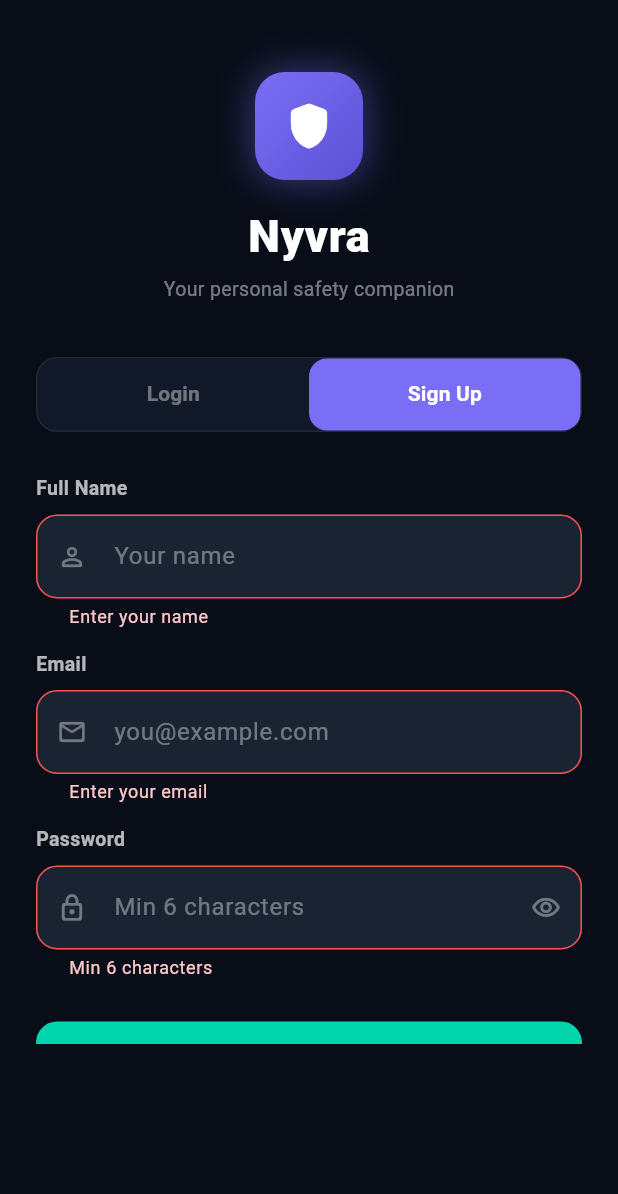
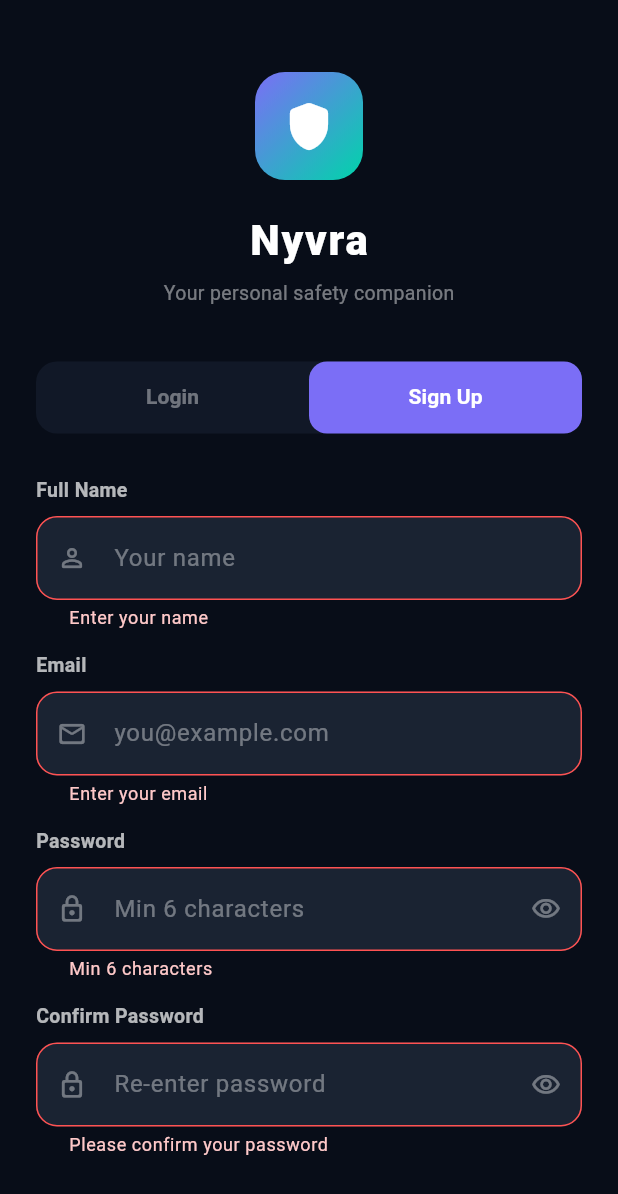
Before and after one commit to supriyachola/Nyvra, a Flutter app: the screen it shows after launch, tab 2 chosen, after a tap on "Create Account", on a phone screen of 412 x 824 dp. Shown: the top 1194 px of the screen. Run offline on Flutter 3.47's test engine with Material 3 defaults, Android fonts, the phone set to English and light mode, and no system bars; our stand-ins replace flutter_map, geolocator, latlong2, permission_handler, supabase_flutter; accounts and stored records are empty; Roboto replaces fonts that are missing (SF Pro Display).

Commit message:
Update login_page.dart

```diff
--- a/lib/login_page.dart
+++ b/lib/login_page.dart
@@ -1,25 +1,15 @@
-// login_page.dart
-// ─────────────────────────────────────────────────────────────
-// Login + Sign Up tabs. On success → pushReplacementNamed('/main')
-// with userName and userEmail as arguments.
-// ─────────────────────────────────────────────────────────────
-
-import 'dart:async';
+// login_page.dart — v4 (FORCE SIGNUP — no email confirmation)
 import 'package:flutter/material.dart';
 import 'package:supabase_flutter/supabase_flutter.dart';
-import 'supabase_config.dart';
 import 'supabase_service.dart';
 
-// ── Design tokens (match main.dart) ──────────────────────────
-const Color _kBg      = Color(0xFF080D18);
-const Color _kCard    = Color(0xFF111827);
-const Color _kPurple  = Color(0xFF7B6EF6);
-const Color _kGreen   = Color(0xFF00D4AA);
-const Color _kAmber   = Color(0xFFFFA726);
+const Color _kBg     = Color(0xFF080D18);
+const Color _kCard   = Color(0xFF111827);
+const Color _kPurple = Color(0xFF7B6EF6);
+const Color _kGreen  = Color(0xFF00D4AA);
 
 class LoginPage extends StatefulWidget {
   const LoginPage({super.key});
-
   @override
   State<LoginPage> createState() => _LoginPageState();
 }
@@ -29,132 +19,164 @@ class _LoginPageState extends State<LoginPage>
 
   late final TabController _tabCtrl;
 
-  // ── Login controllers ──────────────────────────────────────
-  final _loginFormKey   = GlobalKey<FormState>();
-  final _loginEmail     = TextEditingController();
-  final _loginPassword  = TextEditingController();
+  final _loginFormKey      = GlobalKey<FormState>();
+  final _loginEmail        = TextEditingController();
+  final _loginPassword     = TextEditingController();
 
-  // ── Sign-up controllers ────────────────────────────────────
-  final _signupFormKey  = GlobalKey<FormState>();
-  final _signupName     = TextEditingController();
-  final _signupEmail    = TextEditingController();
-  final _signupPassword = TextEditingController();
+  final _signupFormKey     = GlobalKey<FormState>();
+  final _signupName        = TextEditingController();
+  final _signupEmail       = TextEditingController();
+  final _signupPassword    = TextEditingController();
+  final _signupConfirmPass = TextEditingController();
 
-  bool _loginObscure   = true;
-  bool _signupObscure  = true;
-  bool _isLoading      = false;
-  bool _hasNavigated   = false;
-
-  StreamSubscription<AuthState>? _authSub;
+  bool _loginObscure         = true;
+  bool _signupObscure        = true;
+  bool _signupConfirmObscure = true;
+  bool _isLoading            = false;
 
   @override
   void initState() {
     super.initState();
     _tabCtrl = TabController(length: 2, vsync: this);
-
-    // Listen for OAuth / magic-link / email-confirm login completing
-    // ✅ Only navigate on an explicit signedIn event — NOT on tokenRefreshed
-    // or initialSession, which would fire even before the user has confirmed.
-    _authSub = Supabase.instance.client.auth.onAuthStateChange.listen((data) {
-      if (!mounted || _hasNavigated) return;
-      if (data.event == AuthChangeEvent.signedIn && data.session != null) {
-        _navigateToMain(data.session!.user);
-      }
-    });
   }
 
   @override
   void dispose() {
     _tabCtrl.dispose();
-    _authSub?.cancel();
     _loginEmail.dispose();
     _loginPassword.dispose();
     _signupName.dispose();
     _signupEmail.dispose();
     _signupPassword.dispose();
+    _signupConfirmPass.dispose();
     super.dispose();
   }
 
-  // ── Navigate to main app ───────────────────────────────────
-  void _navigateToMain(User? user, {String? nameOverride}) {
-    if (_hasNavigated) return;
-    _hasNavigated = true;
-
-    final email    = user?.email ?? _loginEmail.text.trim();
-    final meta     = user?.userMetadata?['full_name']?.toString().trim();
-    final rawName  = nameOverride ?? meta ?? email.split('@').first;
-    final userName = rawName.isEmpty
-        ? 'Nyvra User'
-        : '${rawName[0].toUpperCase()}${rawName.substring(1)}';
-
+  void _navigateToMain(User user, {String? nameOverride}) {
+    if (!mounted) return;
+    final meta        = user.userMetadata?['full_name']?.toString().trim() ?? '';
+    final rawName     = nameOverride ?? meta;
+    final displayName = rawName.isNotEmpty
+        ? '${rawName[0].toUpperCase()}${rawName.substring(1)}'
+        : user.email?.split('@').first ?? 'Nyvra User';
     Navigator.pushReplacementNamed(
       context,
       '/main',
       arguments: <String, String>{
-        'userName':  userName,
-        'userEmail': email,
+        'userName':  displayName,
+        'userEmail': user.email ?? '',
       },
     );
   }
 
-  // ── LOGIN ──────────────────────────────────────────────────
+  // ── LOGIN ───────────────────────────────────────────────────
   Future<void> _login() async {
     if (!_loginFormKey.currentState!.validate()) return;
     FocusScope.of(context).unfocus();
     setState(() => _isLoading = true);
-
     try {
-      final res = await Supabase.instance.client.auth.signInWithPassword(
+      final res = await supabase.auth.signInWithPassword(
         email:    _loginEmail.text.trim(),
         password: _loginPassword.text.trim(),
       );
-      if (mounted) _navigateToMain(res.user);
+      if (res.user != null && mounted) {
+        _navigateToMain(res.user!);
+      } else {
+        _snack('Login failed — please try again.');
+      }
     } on AuthException catch (e) {
       _snack(e.message);
-    } catch (_) {
-      _snack('Login failed. Please try again.');
+    } catch (e) {
+      _snack('Login failed: $e');
     } finally {
       if (mounted) setState(() => _isLoading = false);
     }
   }
 
-  // ── SIGN UP ────────────────────────────────────────────────
+  // ── SIGN UP — with auto-login fallback ─────────────────────
   Future<void> _signUp() async {
     if (!_signupFormKey.currentState!.validate()) return;
     FocusScope.of(context).unfocus();
     setState(() => _isLoading = true);
 
+    final email    = _signupEmail.text.trim();
+    final password = _signupPassword.text.trim();
+    final name     = _signupName.text.trim();
+
     try {
-      final res = await Supabase.instance.client.auth.signUp(
-        email:    _signupEmail.text.trim(),
-        password: _signupPassword.text.trim(),
-        data:     {'full_name': _signupName.text.trim()},
+      // Step 1: Sign up
+      final res = await supabase.auth.signUp(
+        email:    email,
+        password: password,
+        data:     {'full_name': name},
       );
 
       if (!mounted) return;
 
+      // Step 2a: Session exists = confirmed immediately ✅
+      if (res.session != null && res.user != null) {
+        await _saveProfile(res.user!.id, name, email);
+        _navigateToMain(res.user!, nameOverride: name);
+        return;
+      }
+
+      // Step 2b: No session = email confirmation still ON somewhere
+      // Try immediate sign-in as fallback — works if user was created
       if (res.user != null) {
-        // Also save to profiles table immediately
+        await Future.delayed(const Duration(milliseconds: 500));
         try {
-          await Supabase.instance.client.from('profiles').upsert({
-            'id':    res.user!.id,
-            'name':  _signupName.text.trim(),
-            'email': _signupEmail.text.trim(),
-          });
+          final loginRes = await supabase.auth.signInWithPassword(
+            email:    email,
+            password: password,
+          );
+          if (loginRes.user != null && mounted) {
+            await _saveProfile(loginRes.user!.id, name, email);
+            _navigateToMain(loginRes.user!, nameOverride: name);
+            return;
+          }
         } catch (_) {}
 
-        _navigateToMain(res.user, nameOverride: _signupName.text.trim());
-      } else {
-        // Email confirmation required
-        _snack('Check your email to confirm your account, then log in.');
+        _snack('Account created! Please log in with your credentials.');
         _tabCtrl.animateTo(0);
+        _loginEmail.text    = email;
+        _loginPassword.text = password;
+        return;
       }
+
+      _snack('Sign up failed — please try again.');
+
     } on AuthException catch (e) {
+      // Already registered — just log in
+      if (e.message.toLowerCase().contains('already registered') ||
+          e.message.toLowerCase().contains('already exists')) {
+        try {
+          final loginRes = await supabase.auth.signInWithPassword(
+            email:    email,
+            password: password,
+          );
+          if (loginRes.user != null && mounted) {
+            _navigateToMain(loginRes.user!, nameOverride: name);
+            return;
+          }
+        } catch (_) {}
+      }
       _snack(e.message);
-    } catch (_) {
-      _snack('Sign up failed. Please try again.');
+    } catch (e) {
+      _snack('Sign up failed: $e');
     } finally {
       if (mounted) setState(() => _isLoading = false);
+    }
+  }
+
+  Future<void> _saveProfile(String uid, String name, String email) async {
+    try {
+      await supabase.from('profiles').upsert({
+        'id':    uid,
+        'name':  name,
+        'email': email,
+      });
+    } catch (e) {
+      debugPrint('Profile save error: $e');
     }
   }
 
@@ -164,43 +186,41 @@ class _LoginPageState extends State<LoginPage>
         .showSnackBar(SnackBar(content: Text(msg)));
   }
 
-  // ── UI helpers ─────────────────────────────────────────────
-  InputDecoration _dec(String hint, IconData icon, {Widget? suffix}) {
-    return InputDecoration(
-      hintText:    hint,
-      hintStyle:   const TextStyle(color: Colors.white38),
-      prefixIcon:  Icon(icon, color: Colors.white38, size: 20),
-      suffixIcon:  suffix,
-      filled:      true,
-      fillColor:   const Color(0xFF1A2332),
+  InputDecoration _dec(String hint, IconData icon, {Widget? suffix}) =>
+      InputDecoration(
+        hintText:       hint,
+        hintStyle:      const TextStyle(color: Colors.white38),
+        prefixIcon:     Icon(icon, color: Colors.white38, size: 20),
+        suffixIcon:     suffix,
+        filled:         true,
+        fillColor:      const Color(0xFF1A2332),
         contentPadding: const EdgeInsets.symmetric(horizontal: 18, vertical: 16),
         border: OutlineInputBorder(
             borderRadius: BorderRadius.circular(14),
-        borderSide: BorderSide.none,
-      ),
+            borderSide: BorderSide.none),
         enabledBorder: OutlineInputBorder(
             borderRadius: BorderRadius.circular(14),
-        borderSide: BorderSide(color: Colors.white.withValues(alpha: 0.08)),
-      ),
+            borderSide: BorderSide(color: Colors.white.withValues(alpha: 0.08))),
         focusedBorder: OutlineInputBorder(
             borderRadius: BorderRadius.circular(14),
-        borderSide: const BorderSide(color: _kPurple, width: 1.5),
-      ),
+            borderSide: const BorderSide(color: _kPurple, width: 1.5)),
         errorBorder: OutlineInputBorder(
             borderRadius: BorderRadius.circular(14),
-        borderSide: const BorderSide(color: Colors.redAccent),
-      ),
+            borderSide: const BorderSide(color: Colors.redAccent)),
         focusedErrorBorder: OutlineInputBorder(
             borderRadius: BorderRadius.circular(14),
-        borderSide: const BorderSide(color: Colors.redAccent, width: 1.5),
-      ),
+            borderSide: const BorderSide(color: Colors.redAccent, width: 1.5)),
         errorStyle: const TextStyle(color: Color(0xFFFFC9C9)),
       );
-  }
 
-  // ════════════════════════════════════════════════════════════
-  // BUILD
-  // ════════════════════════════════════════════════════════════
+  Widget _label(String text) => Text(
+    text,
+    style: TextStyle(
+        color: Colors.white.withValues(alpha: 0.7),
+        fontSize: 13,
+        fontWeight: FontWeight.w600),
+  );
+
   @override
   Widget build(BuildContext context) {
     return Scaffold(
@@ -212,92 +232,63 @@ class _LoginPageState extends State<LoginPage>
             children: [
               const SizedBox(height: 48),
 
-              // ── Logo + title ───────────────────────────────
               Container(
-                width: 72,
-                height: 72,
+                width: 72, height: 72,
                 decoration: BoxDecoration(
                   gradient: const LinearGradient(
-                    colors: [_kPurple, Color(0xFF5A52D5)],
+                      colors: [_kPurple, _kGreen],
                       begin: Alignment.topLeft,
-                    end: Alignment.bottomRight,
-                  ),
+                      end: Alignment.bottomRight),
                   borderRadius: BorderRadius.circular(20),
-                  boxShadow: [
-                    BoxShadow(
-                      color: _kPurple.withValues(alpha: 0.4),
-                      blurRadius: 20,
-                      spreadRadius: 2,
-                    ),
-                  ],
                 ),
                 child: const Icon(Icons.shield_rounded,
-                    color: Colors.white, size: 36),
+                    color: Colors.white, size: 38),
               ),
 
-              const SizedBox(height: 16),
+              const SizedBox(height: 20),
 
-              const Text(
-                'Nyvra',
+              const Text('Nyvra',
                   style: TextStyle(
                       color: Colors.white,
-                  fontSize: 30,
-                  fontWeight: FontWeight.w900,
-                  letterSpacing: 0.5,
-                ),
-              ),
+                      fontSize: 28,
+                      fontWeight: FontWeight.w800,
+                      letterSpacing: 1.2)),
 
-              const SizedBox(height: 4),
+              const SizedBox(height: 6),
 
-              Text(
-                'Your personal safety companion',
+              Text('Your personal safety companion',
                   style: TextStyle(
                       color: Colors.white.withValues(alpha: 0.45),
-                  fontSize: 13,
-                ),
-              ),
+                      fontSize: 13)),
 
               const SizedBox(height: 36),
 
-              // ── Tab bar ────────────────────────────────────
               Container(
                 decoration: BoxDecoration(
                     color: _kCard,
-                  borderRadius: BorderRadius.circular(14),
-                  border: Border.all(
-                      color: Colors.white.withValues(alpha: 0.07)),
-                ),
+                    borderRadius: BorderRadius.circular(14)),
                 child: TabBar(
                   controller: _tabCtrl,
                   indicator: BoxDecoration(
                       color: _kPurple,
-                    borderRadius: BorderRadius.circular(12),
-                  ),
+                      borderRadius: BorderRadius.circular(12)),
                   indicatorSize: TabBarIndicatorSize.tab,
                   dividerColor: Colors.transparent,
                   labelColor: Colors.white,
-                  unselectedLabelColor:
-                  Colors.white.withValues(alpha: 0.4),
+                  unselectedLabelColor: Colors.white.withValues(alpha: 0.4),
                   labelStyle: const TextStyle(
                       fontWeight: FontWeight.w700, fontSize: 14),
-                  tabs: const [
-                    Tab(text: 'Login'),
-                    Tab(text: 'Sign Up'),
-                  ],
+                  tabs: const [Tab(text: 'Login'), Tab(text: 'Sign Up')],
                 ),
               ),
 
               const SizedBox(height: 28),
 
-              // ── Tab views ──────────────────────────────────
               SizedBox(
-                height: 380,
+                height: 480,
                 child: TabBarView(
                   controller: _tabCtrl,
-                  children: [
-                    _LoginForm(),
-                    _SignUpForm(),
-                  ],
+                  children: [_buildLoginForm(), _buildSignUpForm()],
                 ),
               ),
             ],
@@ -307,16 +298,12 @@ class _LoginPageState extends State<LoginPage>
     );
   }
 
-  // ─────────────────────────────────────────────────────────────
-  // LOGIN FORM
-  // ─────────────────────────────────────────────────────────────
-  Widget _LoginForm() {
+  Widget _buildLoginForm() {
     return Form(
       key: _loginFormKey,
       child: Column(
         crossAxisAlignment: CrossAxisAlignment.start,
         children: [
-
           _label('Email'),
           const SizedBox(height: 8),
           TextFormField(
@@ -331,64 +318,49 @@ class _LoginPageState extends State<LoginPage>
               return null;
             },
           ),
-
           const SizedBox(height: 16),
-
           _label('Password'),
           const SizedBox(height: 8),
           TextFormField(
             controller: _loginPassword,
             obscureText: _loginObscure,
             style: const TextStyle(color: Colors.white),
-            decoration: _dec(
-              'Min 6 characters',
-              Icons.lock_outline_rounded,
+            decoration: _dec('Min 6 characters', Icons.lock_outline_rounded,
                 suffix: IconButton(
                   icon: Icon(
                     _loginObscure
                         ? Icons.visibility_outlined
                         : Icons.visibility_off_outlined,
-                  color: Colors.white38,
-                  size: 20,
+                    color: Colors.white38, size: 20,
                   ),
                   onPressed: () =>
                       setState(() => _loginObscure = !_loginObscure),
+                )),
+            validator: (v) =>
+            (v?.trim().length ?? 0) < 6 ? 'Min 6 characters' : null,
           ),
-            ),
-            validator: (v) =>
-            (v?.trim().length ?? 0) < 6
-                ? 'Min 6 characters'
-                : null,
-          ),
-
           const SizedBox(height: 28),
-
           SizedBox(
             width: double.infinity,
             child: ElevatedButton(
               onPressed: _isLoading ? null : _login,
               style: ElevatedButton.styleFrom(
                 backgroundColor: _kPurple,
-                disabledBackgroundColor:
-                _kPurple.withValues(alpha: 0.5),
+                disabledBackgroundColor: _kPurple.withValues(alpha: 0.5),
                 padding: const EdgeInsets.symmetric(vertical: 16),
                 shape: RoundedRectangleBorder(
                     borderRadius: BorderRadius.circular(14)),
               ),
               child: _isLoading
                   ? const SizedBox(
-                width: 20,
-                height: 20,
+                  width: 20, height: 20,
                   child: CircularProgressIndicator(
-                    color: Colors.white, strokeWidth: 2),
-              )
-                  : const Text(
-                'Login',
+                      color: Colors.white, strokeWidth: 2))
+                  : const Text('Login',
                   style: TextStyle(
                       color: Colors.white,
                       fontSize: 16,
-                    fontWeight: FontWeight.w700),
-              ),
+                      fontWeight: FontWeight.w700)),
             ),
           ),
         ],
@@ -396,37 +368,30 @@ class _LoginPageState extends State<LoginPage>
     );
   }
 
-  // ─────────────────────────────────────────────────────────────
-  // SIGN UP FORM
-  // ─────────────────────────────────────────────────────────────
-  Widget _SignUpForm() {
+  Widget _buildSignUpForm() {
     return Form(
       key: _signupFormKey,
+      child: SingleChildScrollView(
         child: Column(
           crossAxisAlignment: CrossAxisAlignment.start,
           children: [
-
             _label('Full Name'),
             const SizedBox(height: 8),
             TextFormField(
               controller: _signupName,
               style: const TextStyle(color: Colors.white),
-            decoration:
-            _dec('Your name', Icons.person_outline_rounded),
+              decoration: _dec('Your name', Icons.person_outline_rounded),
               validator: (v) =>
               (v?.trim().isEmpty ?? true) ? 'Enter your name' : null,
             ),
-
             const SizedBox(height: 14),
-
             _label('Email'),
             const SizedBox(height: 8),
             TextFormField(
               controller: _signupEmail,
               keyboardType: TextInputType.emailAddress,
               style: const TextStyle(color: Colors.white),
-            decoration:
-            _dec('you@example.com', Icons.mail_outline_rounded),
+              decoration: _dec('you@example.com', Icons.mail_outline_rounded),
               validator: (v) {
                 final e = v?.trim() ?? '';
                 if (e.isEmpty) return 'Enter your email';
@@ -434,77 +399,82 @@ class _LoginPageState extends State<LoginPage>
                 return null;
               },
             ),
-
             const SizedBox(height: 14),
-
             _label('Password'),
             const SizedBox(height: 8),
             TextFormField(
               controller: _signupPassword,
               obscureText: _signupObscure,
               style: const TextStyle(color: Colors.white),
-            decoration: _dec(
-              'Min 6 characters',
-              Icons.lock_outline_rounded,
+              decoration: _dec('Min 6 characters', Icons.lock_outline_rounded,
                   suffix: IconButton(
                     icon: Icon(
                       _signupObscure
                           ? Icons.visibility_outlined
                           : Icons.visibility_off_outlined,
-                  color: Colors.white38,
-                  size: 20,
+                      color: Colors.white38, size: 20,
                     ),
                     onPressed: () =>
                         setState(() => _signupObscure = !_signupObscure),
+                  )),
+              validator: (v) =>
+              (v?.trim().length ?? 0) < 6 ? 'Min 6 characters' : null,
             ),
+            const SizedBox(height: 14),
+            _label('Confirm Password'),
+            const SizedBox(height: 8),
+            TextFormField(
+              controller: _signupConfirmPass,
+              obscureText: _signupConfirmObscure,
+              style: const TextStyle(color: Colors.white),
+              decoration: _dec('Re-enter password', Icons.lock_outline_rounded,
+                  suffix: IconButton(
+                    icon: Icon(
+                      _signupConfirmObscure
+                          ? Icons.visibility_outlined
+                          : Icons.visibility_off_outlined,
+                      color: Colors.white38, size: 20,
                     ),
-            validator: (v) =>
-            (v?.trim().length ?? 0) < 6
-                ? 'Min 6 characters'
-                : null,
+                    onPressed: () => setState(
+                            () => _signupConfirmObscure = !_signupConfirmObscure),
+                  )),
+              validator: (v) {
+                if (v == null || v.trim().isEmpty) {
+                  return 'Please confirm your password';
+                }
+                if (v.trim() != _signupPassword.text.trim()) {
+                  return 'Passwords do not match';
+                }
+                return null;
+              },
             ),
-
             const SizedBox(height: 28),
-
             SizedBox(
               width: double.infinity,
               child: ElevatedButton(
                 onPressed: _isLoading ? null : _signUp,
                 style: ElevatedButton.styleFrom(
                   backgroundColor: _kGreen,
-                disabledBackgroundColor:
-                _kGreen.withValues(alpha: 0.5),
+                  disabledBackgroundColor: _kGreen.withValues(alpha: 0.5),
                   padding: const EdgeInsets.symmetric(vertical: 16),
                   shape: RoundedRectangleBorder(
                       borderRadius: BorderRadius.circular(14)),
                 ),
                 child: _isLoading
                     ? const SizedBox(
-                width: 20,
-                height: 20,
+                    width: 20, height: 20,
                     child: CircularProgressIndicator(
-                    color: Colors.white, strokeWidth: 2),
-              )
-                  : const Text(
-                'Create Account',
+                        color: Colors.white, strokeWidth: 2))
+                    : const Text('Create Account',
                     style: TextStyle(
                         color: Colors.white,
                         fontSize: 16,
-                    fontWeight: FontWeight.w700),
-              ),
+                        fontWeight: FontWeight.w700)),
               ),
             ),
           ],
         ),
-    );
-  }
-
-  Widget _label(String text) => Text(
-    text,
-    style: TextStyle(
-      color: Colors.white.withValues(alpha: 0.7),
-      fontSize: 13,
-      fontWeight: FontWeight.w600,
       ),
     );
   }
+}
```
Lines whose indentation alone changed are shown as unchanged.
